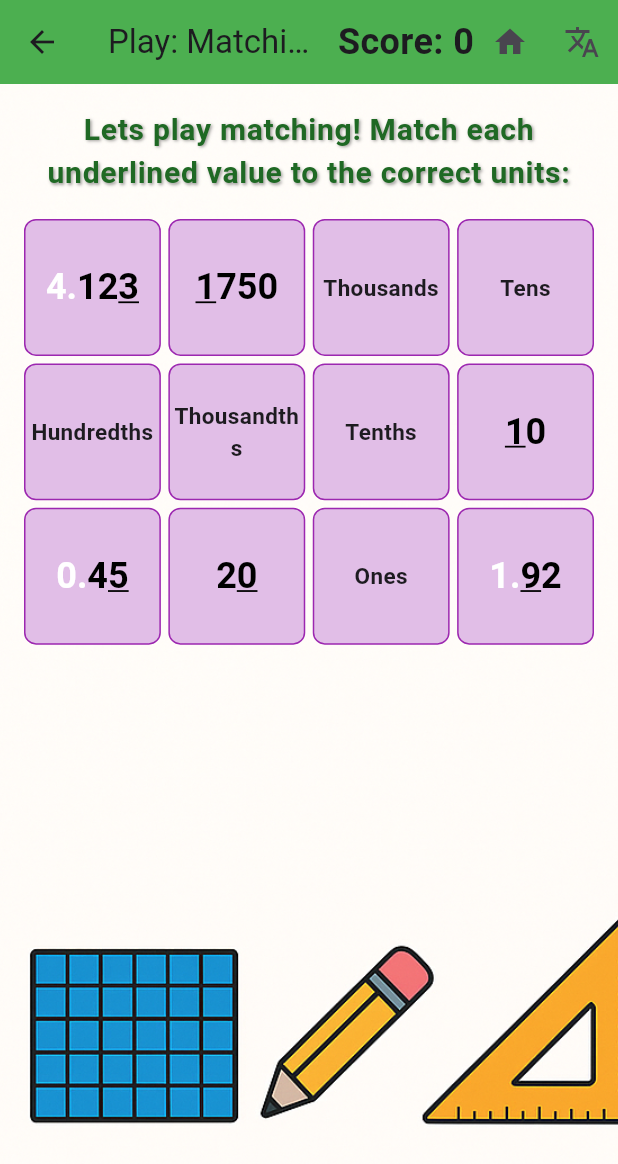
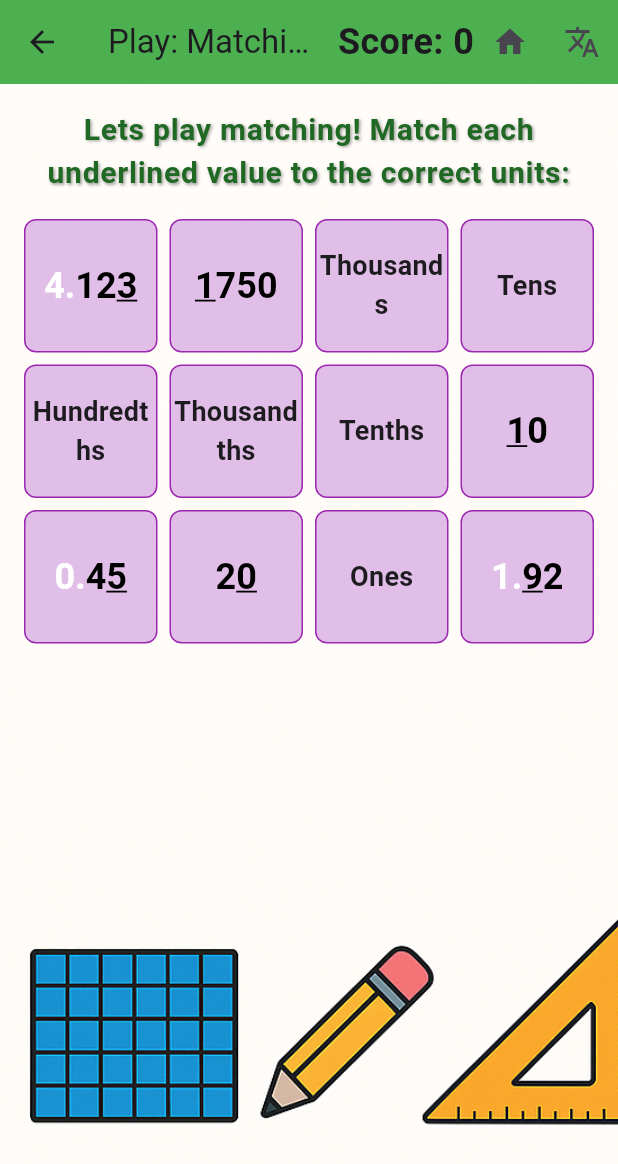
Before and after one commit to ManasaMadiraju/Decimals, a Flutter app: the MemoryGameScreen screen opened directly, on a phone screen of 412 x 824 dp. Shown: the top 1164 px of the screen. Run offline on Flutter 3.47's test engine with Material 3 defaults, Android fonts, the phone set to English and light mode, and no system bars; our stand-ins replace audioplayers, flutter_tts; Roboto replaces fonts that are missing (LuckiestGuy).

Commit message:
update memory game look

```diff
--- a/lib/screens/memorygameapp.dart
+++ b/lib/screens/memorygameapp.dart
@@ -402,14 +402,14 @@ class _MemoryGameScreenState extends State<MemoryGameScreen> {
               Expanded(
                 child: GridView.builder(
                   padding: EdgeInsets.only(
-                    left: screenWidth > 1200 ? 450.0 : 16.0,
-                    right: screenWidth > 1200 ? 450.0 : 16.0,
-                    bottom: screenWidth > 1200 ? 450.0 : 16.0,
+                    left: screenWidth > 1200 ? 350.0 : 16.0,
+                    right: screenWidth > 1200 ? 350.0 : 16.0,
+                    bottom: screenWidth > 1200 ? 350.0 : 16.0,
                   ),
                   gridDelegate: const SliverGridDelegateWithFixedCrossAxisCount(
                     crossAxisCount: 4,
-                    crossAxisSpacing: 5,
-                    mainAxisSpacing: 5,
+                    crossAxisSpacing: 8,
+                    mainAxisSpacing: 8,
                     childAspectRatio: 1,
                   ),
                   itemCount: items.length,
@@ -442,7 +442,7 @@ class _MemoryGameScreenState extends State<MemoryGameScreen> {
                                       item,
                                       style: TextStyle(
                                         fontSize:
-                                            screenWidth > 1200 ? 18.0 : 15.0,
+                                            screenWidth > 1200 ? 22.0 : 18.0,
                                         fontWeight: FontWeight.bold,
                                       ),
                                       textAlign: TextAlign.center,
```
